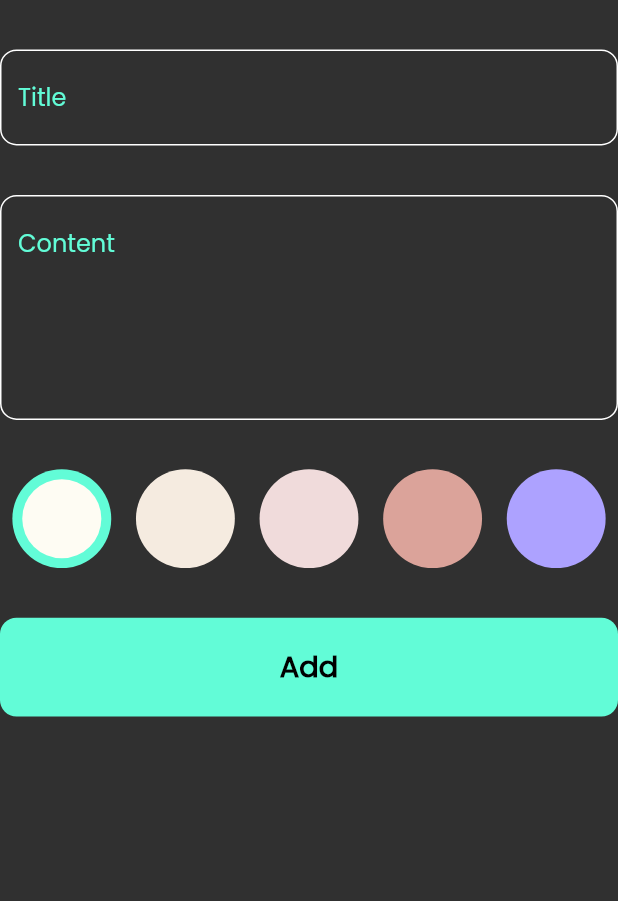
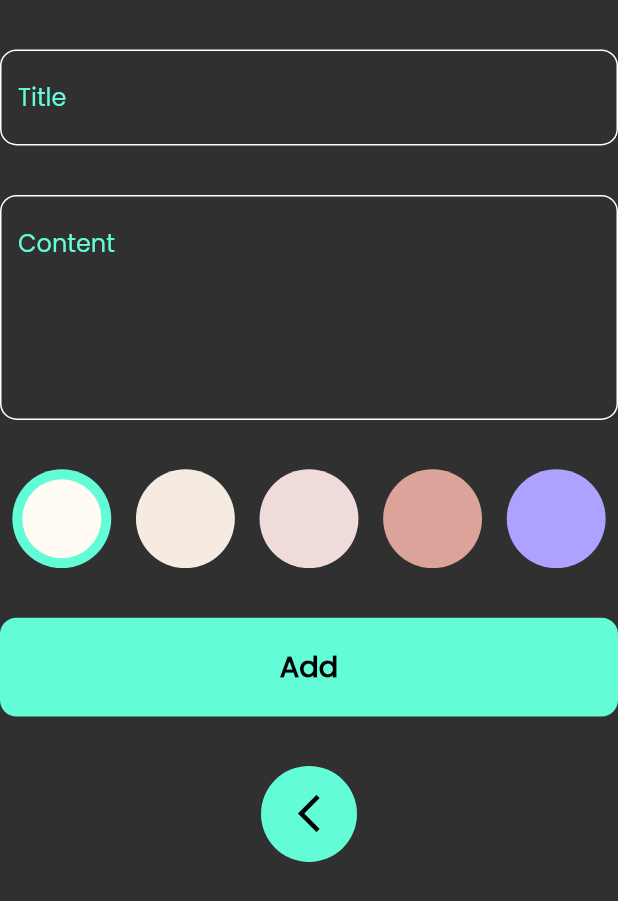
Before and after one commit to YosophAhmed/notesApp, a Flutter app: the AddNoteForm widget shown alone on an empty page, opened directly, on a phone screen of 412 x 824 dp. Shown: the top 901 px of the screen. Run offline on Flutter 3.47's test engine with Material 2 defaults, Android fonts, the phone set to English and light mode, and no system bars; our stand-ins replace flutter_bloc, hive, hive_flutter, sizer; accounts and stored records are empty.

Commit message:
Custom Back Button

```diff
--- a/lib/views/widgets/add_note_form.dart
+++ b/lib/views/widgets/add_note_form.dart
@@ -6,6 +6,7 @@ import 'package:notes/models/note_model.dart';
 import 'package:sizer/sizer.dart';
 
 import 'colors_list_items.dart';
+import 'custom_back_button.dart';
 import 'custom_botton.dart';
 import 'custom_text_field.dart';
 
@@ -82,6 +83,14 @@ class _AddNoteFormState extends State<AddNoteForm> {
             SizedBox(
               height: 4.h,
             ),
+            CustomBackButton(
+              onPressed: (){
+                Navigator.pop(context);
+              },
+            ),
+            SizedBox(
+              height: 4.h,
+            ),
           ],
         ),
       ),
--- /dev/null
+++ b/lib/views/widgets/custom_back_button.dart
@@ -0,0 +1,29 @@
+import 'package:flutter/material.dart';
+import 'package:notes/constants/colors.dart';
+
+class CustomBackButton extends StatelessWidget {
+  final Function() onPressed;
+
+  const CustomBackButton({
+    Key? key,
+    required this.onPressed,
+  }) : super(key: key);
+
+  @override
+  Widget build(BuildContext context) {
+    return CircleAvatar(
+      radius: 32,
+      backgroundColor: kPrimaryColor,
+      child: Center(
+        child: IconButton(
+          icon: const Icon(
+            Icons.arrow_back_ios_new,
+            color: Colors.black,
+            size: 30,
+          ),
+          onPressed: onPressed,
+        ),
+      ),
+    );
+  }
+}
```
Also changed, not shown: lib/views/widgets/edit_note_view_body.dart (+11 -0 lines).
